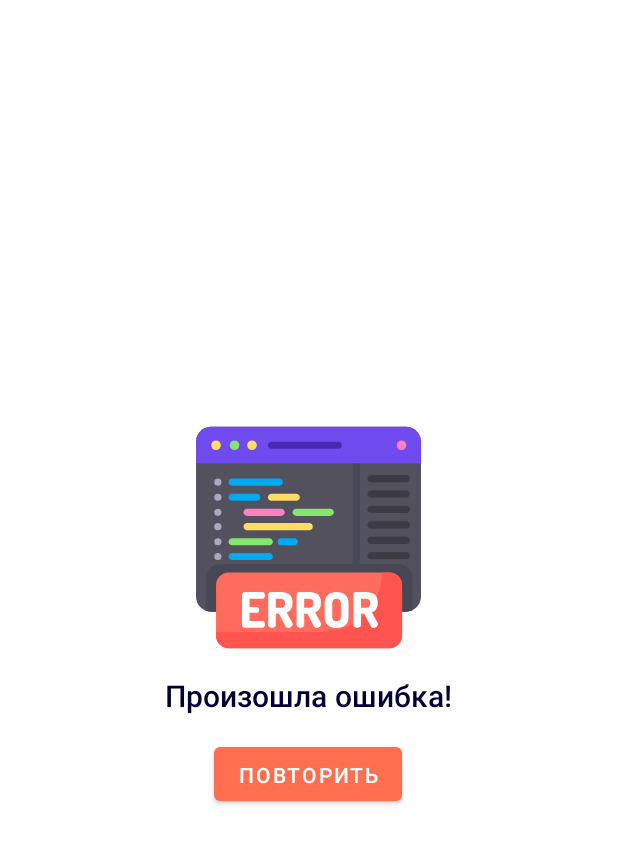
After one commit to bakunovgerman/Smartphone_Shop, an Android app built with Jetpack Compose: the layout error_layout.xml on its own in the app's theme, with its tools: preview values and no code run, on a phone screen of 412 x 824 dp. The commit adds this screen. Shown: the top 844 px of the screen. Run offline under Robolectric (Android 15) with nearby library versions, the phone set to English and light mode, and no system bars; network calls fail.

Commit message:
добавил error view state

```diff
--- a/app/src/main/java/com/example/smartphone_shop/presentation/fragments/CartFragment.kt
+++ b/app/src/main/java/com/example/smartphone_shop/presentation/fragments/CartFragment.kt
@@ -39,6 +39,8 @@ class CartFragment : Fragment() {
     private lateinit var deliveryTextView: TextView
     private lateinit var cartAdapter: CartAdapter
     private var fragmentClickListener: FragmentClickListener? = null
+    private lateinit var errorLayout: FrameLayout
+    private lateinit var retry: Button
 
     override fun onCreate(savedInstanceState: Bundle?) {
         super.onCreate(savedInstanceState)
@@ -61,6 +63,10 @@ class CartFragment : Fragment() {
     private fun initListener() {
         backButton.setOnClickListener {
             fragmentClickListener?.onBackFragmentClick()
+        }
+        retry.setOnClickListener {
+            cartViewModel.getDetailInfo(getString(R.string.api_key))
+            errorLayout.visibility = View.INVISIBLE
         }
     }
 
@@ -114,6 +120,8 @@ class CartFragment : Fragment() {
         mainFragmentRootLayout = view.findViewById(R.id.fragmentCartRootView)
         cartBottomSheetBehavior = view.findViewById(R.id.bottom_sheet_cart)
         progressBarLayout = view.findViewById(R.id.progressBarLayout)
+        errorLayout = view.findViewById(R.id.error_layout)
+        retry = view.findViewById(R.id.retryBtn)
     }
 
     private fun setViewState(viewStateScreen: ViewStateScreen) = with(viewStateScreen) {
@@ -134,8 +142,7 @@ class CartFragment : Fragment() {
     }
 
     private fun showException(e: Throwable) {
-        Snackbar.make(mainFragmentRootLayout, getString(R.string.exception), Snackbar.LENGTH_LONG)
-            .show()
+        errorLayout.visibility = View.VISIBLE
     }
 
     override fun onCreateView(
--- a/app/src/main/java/com/example/smartphone_shop/presentation/fragments/DetailFragment.kt
+++ b/app/src/main/java/com/example/smartphone_shop/presentation/fragments/DetailFragment.kt
@@ -52,6 +52,8 @@ class DetailFragment : Fragment() {
     private lateinit var colorAdapter: ColorAdapter
     private var fragmentClickListener: FragmentClickListener? = null
     private var isFavorite: Boolean = false
+    private lateinit var errorLayout: FrameLayout
+    private lateinit var retry: Button
 
     override fun onCreate(savedInstanceState: Bundle?) {
         super.onCreate(savedInstanceState)
@@ -142,6 +144,8 @@ class DetailFragment : Fragment() {
         addCartButton = view.findViewById(R.id.btnAddCart)
         progressBarLayout = view.findViewById(R.id.progressBarLayout)
         detailBottomSheetBehavior = view.findViewById(R.id.bottom_sheet_detail_phone)
+        errorLayout = view.findViewById(R.id.error_layout)
+        retry = view.findViewById(R.id.retryBtn)
     }
 
     private fun initListener() {
@@ -186,6 +190,10 @@ class DetailFragment : Fragment() {
                 true
             }
         }
+        retry.setOnClickListener {
+            detailViewModel.getDetailInfo(getString(R.string.api_key))
+            errorLayout.visibility = View.INVISIBLE
+        }
     }
 
     private fun setViewState(viewStateScreen: ViewStateScreen) = with(viewStateScreen) {
@@ -206,8 +214,7 @@ class DetailFragment : Fragment() {
     }
 
     private fun showException(e: Throwable) {
-        Snackbar.make(mainFragmentRootLayout, getString(R.string.exception), Snackbar.LENGTH_LONG)
-            .show()
+        errorLayout.visibility = View.VISIBLE
     }
 
     override fun onAttach(context: Context) {
--- a/app/src/main/java/com/example/smartphone_shop/presentation/fragments/MainFragment.kt
+++ b/app/src/main/java/com/example/smartphone_shop/presentation/fragments/MainFragment.kt
@@ -45,6 +45,8 @@ class MainFragment : Fragment() {
     private lateinit var filtersButton: ImageButton
     private lateinit var closeFilterButton: Button
     private lateinit var doneFilterButton: Button
+    private lateinit var errorLayout: FrameLayout
+    private lateinit var retry: Button
 
     private var fragmentClickListener: FragmentClickListener? = null
 
@@ -74,7 +76,6 @@ class MainFragment : Fragment() {
         initRv()
         initSubscribe()
         loadData()
-
     }
 
     private fun initListener() {
@@ -86,6 +87,10 @@ class MainFragment : Fragment() {
         }
         doneFilterButton.setOnClickListener {
             filtersBottomSheetDialog.dismiss()
+        }
+        retry.setOnClickListener {
+            mainViewModel.getMainInfo(getString(R.string.api_key))
+            errorLayout.visibility = View.INVISIBLE
         }
     }
 
@@ -160,6 +165,8 @@ class MainFragment : Fragment() {
         homeStoreViewPager2 = view.findViewById(R.id.vp2HomeStore)
         progressBarLayout = view.findViewById(R.id.progressBarLayout)
         filtersButton = view.findViewById(R.id.btnFiltersShow)
+        errorLayout = view.findViewById(R.id.error_layout)
+        retry = view.findViewById(R.id.retryBtn)
     }
 
     private fun initCategoryData(listCategory: List<CategoryDto>) {
@@ -192,8 +199,7 @@ class MainFragment : Fragment() {
     }
 
     private fun showException(e: Throwable) {
-        Snackbar.make(mainFragmentRootLayout, getString(R.string.exception), Snackbar.LENGTH_LONG)
-            .show()
+        errorLayout.visibility = View.VISIBLE
     }
 
     private fun initSubscribe() {
--- /dev/null
+++ b/app/src/main/res/drawable/ic_error.xml
@@ -0,0 +1,117 @@
+<vector xmlns:android="http://schemas.android.com/apk/res/android"
+    android:width="512dp"
+    android:height="512dp"
+    android:viewportWidth="512"
+    android:viewportHeight="512">
+  <path
+      android:pathData="M477.486,424.797H34.514C15.452,424.797 0,409.345 0,390.283V38.488C0,19.427 15.452,3.974 34.514,3.974h442.973C496.548,3.974 512,19.427 512,38.488v351.795C512,409.345 496.548,424.797 477.486,424.797z"
+      android:fillColor="#53515E"/>
+  <path
+      android:pathData="M364.402,339.5c-4.512,0 -8.169,-3.657 -8.169,-8.169V82.374c0,-4.512 3.657,-8.169 8.169,-8.169s8.169,3.658 8.169,8.169v248.956C372.571,335.842 368.914,339.5 364.402,339.5z"
+      android:fillColor="#474756"/>
+  <path
+      android:pathData="M477.486,3.974H34.514C15.452,3.974 0,19.427 0,38.488V86.97h509.662H512V38.488C512,19.427 496.548,3.974 477.486,3.974z"
+      android:fillColor="#6F4BEF"/>
+  <path
+      android:pathData="M323.799,54.227H171.836c-4.512,0 -8.169,-3.658 -8.169,-8.169s3.657,-8.169 8.169,-8.169h151.963c4.512,0 8.169,3.658 8.169,8.169S328.311,54.227 323.799,54.227z"
+      android:fillColor="#4628B2"/>
+  <path
+      android:pathData="M45.589,46.06m-10.92,0a10.92,10.92 0,1 1,21.84 0a10.92,10.92 0,1 1,-21.84 0"
+      android:fillColor="#FFDC64"/>
+  <path
+      android:pathData="M87.67,46.06m-10.92,0a10.92,10.92 0,1 1,21.84 0a10.92,10.92 0,1 1,-21.84 0"
+      android:fillColor="#86E56E"/>
+  <path
+      android:pathData="M127.42,46.06m-10.92,0a10.92,10.92 0,1 1,21.84 0a10.92,10.92 0,1 1,-21.84 0"
+      android:fillColor="#FFDC64"/>
+  <path
+      android:pathData="M467.58,46.06m-10.92,0a10.92,10.92 0,1 1,21.84 0a10.92,10.92 0,1 1,-21.84 0"
+      android:fillColor="#FF80BD"/>
+  <path
+      android:pathData="M460.791,316.909H53.767c-17.436,0 -31.571,14.135 -31.571,31.571v74.045c3.827,1.463 7.977,2.272 12.318,2.272h442.973c5.327,0 10.372,-1.209 14.876,-3.364V348.48C492.363,331.044 478.228,316.909 460.791,316.909z"
+      android:fillColor="#474756"/>
+  <path
+      android:pathData="M49.796,130.059m-8.169,0a8.169,8.169 0,1 1,16.338 0a8.169,8.169 0,1 1,-16.338 0"
+      android:fillColor="#AAA8C1"/>
+  <path
+      android:pathData="M189.169,138.23H82.198c-4.512,0 -8.169,-3.658 -8.169,-8.169c0,-4.512 3.657,-8.169 8.169,-8.169h106.971c4.512,0 8.169,3.658 8.169,8.169C197.338,134.574 193.681,138.23 189.169,138.23z"
+      android:fillColor="#00AAF0"/>
+  <path
+      android:pathData="M478.499,130.061h-80.425c-4.512,0 -8.169,-3.658 -8.169,-8.169c0,-4.512 3.657,-8.169 8.169,-8.169h80.425c4.512,0 8.169,3.658 8.169,8.169C486.669,126.404 483.012,130.061 478.499,130.061z"
+      android:fillColor="#3C3B44"/>
+  <path
+      android:pathData="M478.499,165.189h-80.425c-4.512,0 -8.169,-3.658 -8.169,-8.169s3.657,-8.169 8.169,-8.169h80.425c4.512,0 8.169,3.658 8.169,8.169S483.012,165.189 478.499,165.189z"
+      android:fillColor="#3C3B44"/>
+  <path
+      android:pathData="M478.499,200.316h-80.425c-4.512,0 -8.169,-3.658 -8.169,-8.169s3.657,-8.169 8.169,-8.169h80.425c4.512,0 8.169,3.658 8.169,8.169S483.012,200.316 478.499,200.316z"
+      android:fillColor="#3C3B44"/>
+  <path
+      android:pathData="M478.499,235.445h-80.425c-4.512,0 -8.169,-3.658 -8.169,-8.169c0,-4.512 3.657,-8.169 8.169,-8.169h80.425c4.512,0 8.169,3.658 8.169,8.169C486.669,231.787 483.012,235.445 478.499,235.445z"
+      android:fillColor="#3C3B44"/>
+  <path
+      android:pathData="M478.499,270.573h-80.425c-4.512,0 -8.169,-3.657 -8.169,-8.169s3.657,-8.169 8.169,-8.169h80.425c4.512,0 8.169,3.657 8.169,8.169C486.669,266.915 483.012,270.573 478.499,270.573z"
+      android:fillColor="#3C3B44"/>
+  <path
+      android:pathData="M478.499,305.7h-80.425c-4.512,0 -8.169,-3.657 -8.169,-8.169s3.657,-8.169 8.169,-8.169h80.425c4.512,0 8.169,3.657 8.169,8.169S483.012,305.7 478.499,305.7z"
+      android:fillColor="#3C3B44"/>
+  <path
+      android:pathData="M49.796,164.369m-8.169,0a8.169,8.169 0,1 1,16.338 0a8.169,8.169 0,1 1,-16.338 0"
+      android:fillColor="#AAA8C1"/>
+  <path
+      android:pathData="M138.336,172.542H82.198c-4.512,0 -8.169,-3.658 -8.169,-8.169s3.657,-8.169 8.169,-8.169h56.138c4.512,0 8.169,3.658 8.169,8.169S142.848,172.542 138.336,172.542z"
+      android:fillColor="#00AAF0"/>
+  <path
+      android:pathData="M49.796,265.67m-8.169,0a8.169,8.169 0,1 1,16.338 0a8.169,8.169 0,1 1,-16.338 0"
+      android:fillColor="#AAA8C1"/>
+  <path
+      android:pathData="M166.711,273.84H82.198c-4.512,0 -8.169,-3.657 -8.169,-8.169s3.657,-8.169 8.169,-8.169h84.513c4.512,0 8.169,3.657 8.169,8.169S171.223,273.84 166.711,273.84z"
+      android:fillColor="#86E56E"/>
+  <path
+      android:pathData="M49.796,299.17m-8.169,0a8.169,8.169 0,1 1,16.338 0a8.169,8.169 0,1 1,-16.338 0"
+      android:fillColor="#AAA8C1"/>
+  <path
+      android:pathData="M166.711,307.334H82.198c-4.512,0 -8.169,-3.657 -8.169,-8.169s3.657,-8.169 8.169,-8.169h84.513c4.512,0 8.169,3.657 8.169,8.169S171.223,307.334 166.711,307.334z"
+      android:fillColor="#00AAF0"/>
+  <path
+      android:pathData="M223.638,273.84h-29.843c-4.512,0 -8.169,-3.657 -8.169,-8.169s3.657,-8.169 8.169,-8.169h29.843c4.512,0 8.169,3.657 8.169,8.169S228.15,273.84 223.638,273.84z"
+      android:fillColor="#00AAF0"/>
+  <path
+      android:pathData="M227.973,172.542h-56.137c-4.512,0 -8.169,-3.658 -8.169,-8.169s3.657,-8.169 8.169,-8.169h56.137c4.512,0 8.169,3.658 8.169,8.169S232.485,172.542 227.973,172.542z"
+      android:fillColor="#FFDC64"/>
+  <path
+      android:pathData="M49.796,198.679m-8.169,0a8.169,8.169 0,1 1,16.338 0a8.169,8.169 0,1 1,-16.338 0"
+      android:fillColor="#AAA8C1"/>
+  <path
+      android:pathData="M193.795,206.852h-77.514c-4.512,0 -8.169,-3.658 -8.169,-8.169s3.657,-8.169 8.169,-8.169h77.514c4.512,0 8.169,3.658 8.169,8.169S198.307,206.852 193.795,206.852z"
+      android:fillColor="#FF80BD"/>
+  <path
+      android:pathData="M49.796,231.359m-8.169,0a8.169,8.169 0,1 1,16.338 0a8.169,8.169 0,1 1,-16.338 0"
+      android:fillColor="#AAA8C1"/>
+  <path
+      android:pathData="M257.657,239.529H116.281c-4.512,0 -8.169,-3.658 -8.169,-8.169c0,-4.512 3.657,-8.169 8.169,-8.169h141.376c4.512,0 8.169,3.658 8.169,8.169C265.826,235.871 262.169,239.529 257.657,239.529z"
+      android:fillColor="#FFDC64"/>
+  <path
+      android:pathData="M305.487,206.852h-77.514c-4.512,0 -8.169,-3.658 -8.169,-8.169s3.657,-8.169 8.169,-8.169h77.514c4.512,0 8.169,3.658 8.169,8.169S309.999,206.852 305.487,206.852z"
+      android:fillColor="#86E56E"/>
+  <path
+      android:pathData="M440.54,508.025H74.019c-15.701,0 -28.43,-12.728 -28.43,-28.43V364.355c0,-15.701 12.728,-28.43 28.43,-28.43H440.54c15.701,0 28.43,12.728 28.43,28.43v115.239C468.97,495.296 456.241,508.025 440.54,508.025z"
+      android:fillColor="#FF6B5C"/>
+  <path
+      android:pathData="M440.54,335.927h-17.159l0,0c0,74.744 -60.592,135.337 -135.337,135.337H45.589v8.332c0,15.701 12.728,28.43 28.43,28.43H440.54c15.701,0 28.43,-12.728 28.43,-28.43v-115.24C468.97,348.655 456.241,335.927 440.54,335.927z"
+      android:fillColor="#FF5450"/>
+  <path
+      android:pathData="M104.572,455.934v-70.32c0,-1.698 0.737,-3.007 2.215,-3.931c1.476,-0.922 3.247,-1.384 5.315,-1.384h39.424c1.698,0 2.99,0.739 3.876,2.215c0.885,1.477 1.329,3.211 1.329,5.205c0,2.142 -0.462,3.951 -1.384,5.427c-0.924,1.476 -2.198,2.215 -3.821,2.215h-29.678v18.715h16.611c1.623,0 2.896,0.664 3.821,1.993c0.922,1.329 1.384,2.917 1.384,4.761c0,1.7 -0.442,3.212 -1.329,4.541c-0.886,1.329 -2.178,1.993 -3.876,1.993h-16.611v18.826h29.678c1.623,0 2.896,0.738 3.821,2.215c0.922,1.476 1.384,3.285 1.384,5.425c0,1.993 -0.444,3.729 -1.329,5.206c-0.886,1.477 -2.178,2.215 -3.876,2.215h-39.424c-2.068,0 -3.839,-0.46 -5.315,-1.385C105.309,458.943 104.572,457.633 104.572,455.934z"
+      android:fillColor="#FFFFFF"/>
+  <path
+      android:pathData="M164.259,455.934v-70.431c0,-1.402 0.498,-2.62 1.494,-3.655c0.997,-1.033 2.271,-1.55 3.821,-1.55h22.923c18.162,0 27.242,7.9 27.242,23.698c0,11.517 -4.468,19.01 -13.399,22.48l13.51,24.474c0.369,0.517 0.554,1.182 0.554,1.993c0,2.142 -1.163,4.172 -3.489,6.091c-2.325,1.921 -4.78,2.878 -7.364,2.878c-2.585,0 -4.429,-1.068 -5.537,-3.21l-15.172,-29.458h-7.309v26.689c0,1.699 -0.85,3.009 -2.548,3.93c-1.699,0.925 -3.728,1.385 -6.091,1.385c-2.364,0 -4.393,-0.46 -6.091,-1.385C165.107,458.943 164.259,457.633 164.259,455.934zM181.534,415.957h10.962c3.249,0 5.721,-0.794 7.42,-2.381c1.698,-1.587 2.546,-4.226 2.546,-7.918c0,-3.691 -0.849,-6.33 -2.546,-7.918c-1.7,-1.587 -4.172,-2.381 -7.42,-2.381h-10.962V415.957z"
+      android:fillColor="#FFFFFF"/>
+  <path
+      android:pathData="M228.931,455.934v-70.431c0,-1.402 0.498,-2.62 1.494,-3.655c0.997,-1.033 2.271,-1.55 3.821,-1.55h22.923c18.162,0 27.242,7.9 27.242,23.698c0,11.517 -4.468,19.01 -13.399,22.48l13.51,24.474c0.369,0.517 0.554,1.182 0.554,1.993c0,2.142 -1.163,4.172 -3.489,6.091c-2.325,1.921 -4.78,2.878 -7.364,2.878c-2.585,0 -4.429,-1.068 -5.537,-3.21l-15.172,-29.458h-7.309v26.689c0,1.699 -0.85,3.009 -2.548,3.93c-1.699,0.925 -3.728,1.385 -6.091,1.385c-2.364,0 -4.393,-0.46 -6.091,-1.385C229.779,458.943 228.931,457.633 228.931,455.934zM246.206,415.957h10.962c3.249,0 5.721,-0.794 7.42,-2.381c1.698,-1.587 2.547,-4.226 2.547,-7.918c0,-3.691 -0.849,-6.33 -2.547,-7.918c-1.7,-1.587 -4.172,-2.381 -7.42,-2.381h-10.962V415.957z"
+      android:fillColor="#FFFFFF"/>
+  <path
+      android:pathData="M292.718,435.779v-29.346c0,-9.005 2.473,-15.614 7.419,-19.822c4.945,-4.208 11.518,-6.312 19.712,-6.312c8.267,0 14.875,2.104 19.822,6.312c4.945,4.208 7.419,10.817 7.419,19.822v29.346c0,9.008 -2.474,15.614 -7.419,19.822c-4.947,4.208 -11.555,6.312 -19.822,6.312c-8.195,0 -14.767,-2.104 -19.712,-6.312C295.191,451.393 292.718,444.788 292.718,435.779zM309.993,435.779c0,7.383 3.284,11.074 9.856,11.074c6.644,0 9.966,-3.691 9.966,-11.074v-29.346c0,-7.381 -3.322,-11.073 -9.966,-11.073c-6.573,0 -9.856,3.692 -9.856,11.073V435.779z"
+      android:fillColor="#FFFFFF"/>
+  <path
+      android:pathData="M358.164,455.934v-70.431c0,-1.402 0.498,-2.62 1.495,-3.655c0.997,-1.033 2.271,-1.55 3.821,-1.55h22.923c18.162,0 27.242,7.9 27.242,23.698c0,11.517 -4.468,19.01 -13.399,22.48l13.51,24.474c0.369,0.517 0.554,1.182 0.554,1.993c0,2.142 -1.163,4.172 -3.489,6.091c-2.325,1.921 -4.78,2.878 -7.364,2.878c-2.585,0 -4.429,-1.068 -5.537,-3.21l-15.172,-29.458h-7.309v26.689c0,1.699 -0.85,3.009 -2.548,3.93c-1.699,0.925 -3.728,1.385 -6.091,1.385c-2.364,0 -4.393,-0.46 -6.091,-1.385C359.012,458.943 358.164,457.633 358.164,455.934zM375.44,415.957h10.962c3.249,0 5.721,-0.794 7.42,-2.381c1.698,-1.587 2.547,-4.226 2.547,-7.918c0,-3.691 -0.849,-6.33 -2.547,-7.918c-1.7,-1.587 -4.172,-2.381 -7.42,-2.381H375.44V415.957z"
+      android:fillColor="#FFFFFF"/>
+</vector>
--- /dev/null
+++ b/app/src/main/res/layout/error_layout.xml
@@ -0,0 +1,42 @@
+<?xml version="1.0" encoding="utf-8"?>
+<FrameLayout xmlns:android="http://schemas.android.com/apk/res/android"
+    xmlns:tools="http://schemas.android.com/tools"
+    android:layout_width="match_parent"
+    android:layout_height="match_parent"
+    android:background="@color/white">
+
+    <LinearLayout
+        android:layout_width="wrap_content"
+        android:layout_height="wrap_content"
+        android:orientation="vertical"
+        android:layout_gravity="center"
+        tools:ignore="UselessParent">
+
+        <ImageView
+            android:layout_width="150dp"
+            android:layout_height="150dp"
+            android:src="@drawable/ic_error"
+            android:layout_gravity="center_horizontal"/>
+
+        <TextView
+            android:layout_width="wrap_content"
+            android:layout_height="wrap_content"
+            android:text="@string/error"
+            android:fontFamily="@font/mark_pro_medium"
+            android:textSize="20sp"
+            android:layout_marginTop="15dp"
+            android:layout_gravity="center_horizontal"
+            android:textColor="@color/cyan_dark"/>
+
+        <Button
+            android:id="@+id/retryBtn"
+            android:layout_width="wrap_content"
+            android:layout_height="wrap_content"
+            android:text="@string/retry"
+            android:layout_gravity="center_horizontal"
+            android:fontFamily="@font/mark_pro_medium"
+            android:layout_marginTop="15dp"/>
+
+    </LinearLayout>
+
+</FrameLayout>
--- a/app/src/main/res/layout/fragment_cart.xml
+++ b/app/src/main/res/layout/fragment_cart.xml
@@ -89,4 +89,8 @@
         android:id="@+id/progressBarLayout"
         layout="@layout/loading_layout" />
 
+    <include layout="@layout/error_layout"
+        android:id="@+id/error_layout"
+        android:visibility="invisible"/>
+
 </androidx.coordinatorlayout.widget.CoordinatorLayout>
--- a/app/src/main/res/layout/fragment_detail.xml
+++ b/app/src/main/res/layout/fragment_detail.xml
@@ -89,4 +89,8 @@
         layout="@layout/loading_layout"
         android:visibility="invisible" />
 
+    <include layout="@layout/error_layout"
+        android:id="@+id/error_layout"
+        android:visibility="invisible"/>
+
 </androidx.coordinatorlayout.widget.CoordinatorLayout>
--- a/app/src/main/res/layout/fragment_main.xml
+++ b/app/src/main/res/layout/fragment_main.xml
@@ -193,4 +193,8 @@
         android:id="@+id/progressBarLayout"
         android:visibility="invisible"/>
 
+    <include layout="@layout/error_layout"
+        android:id="@+id/error_layout"
+        android:visibility="invisible"/>
+
 </androidx.constraintlayout.widget.ConstraintLayout>
--- a/app/src/main/res/values/strings.xml
+++ b/app/src/main/res/values/strings.xml
@@ -41,6 +41,8 @@
     <string name="select_color_and_capacity">Select color and capacity</string>
     <string name="add_to_cart_1500">Add to Cart $1,500.00</string>
     <string name="zihuatanejo_gro">Zihuatanejo, Gro</string>
+    <string name="error">Произошла ошибка!</string>
+    <string name="retry">Повторить</string>
 
     <string-array name="brand_list">
         <item>Samsung</item>
```
